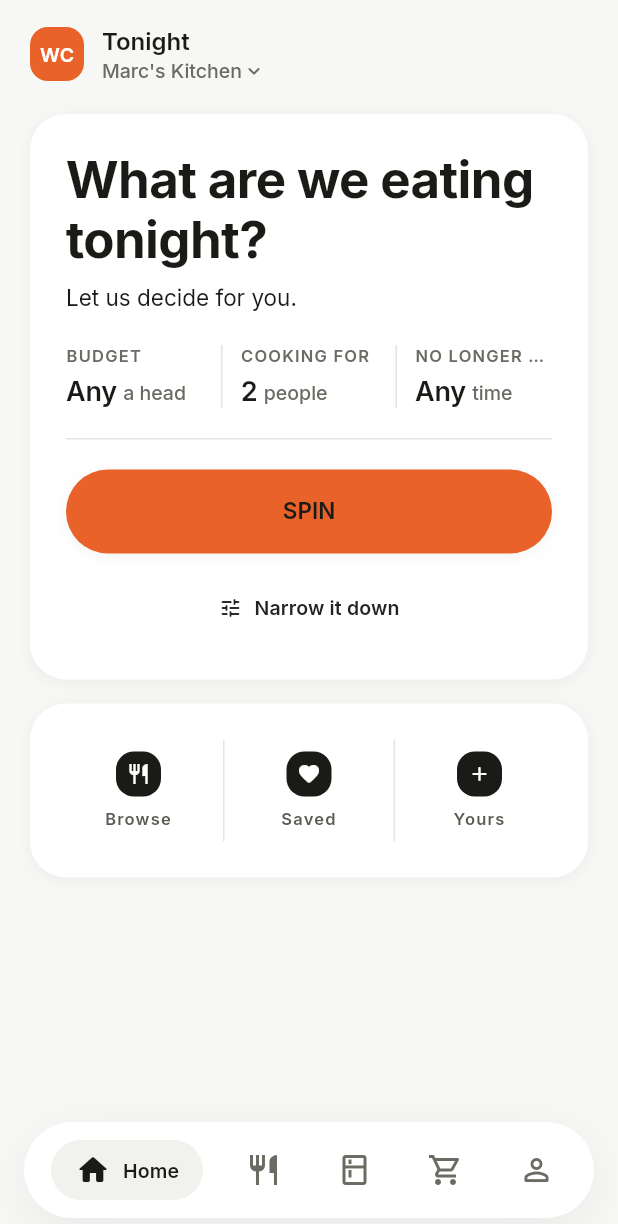
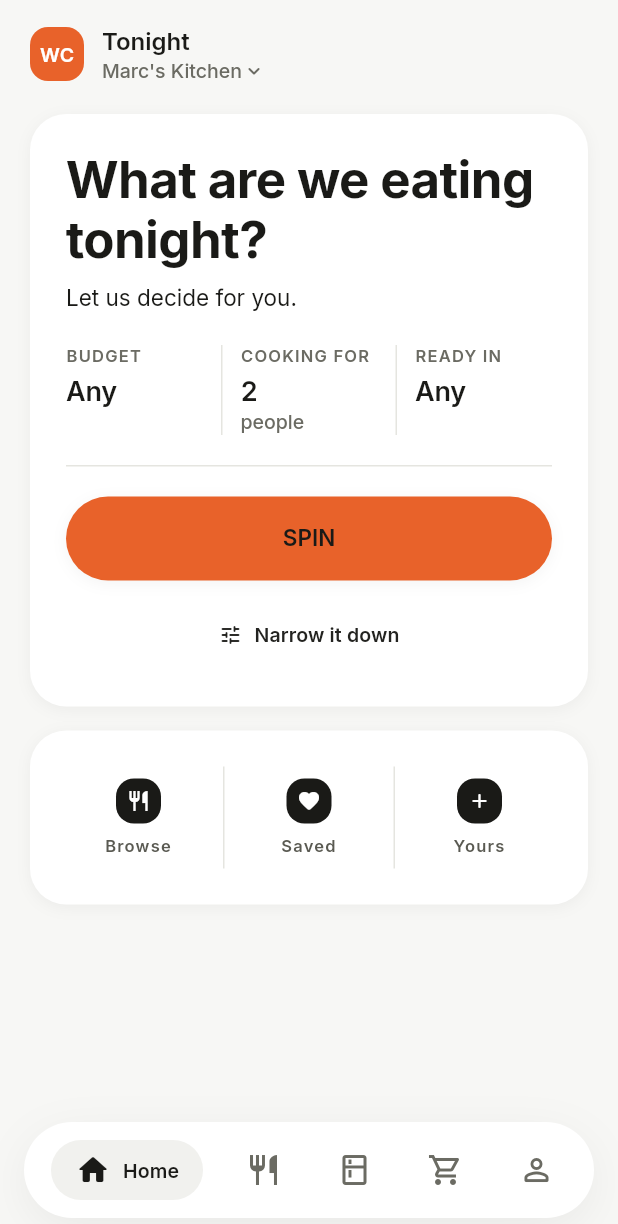
Before and after one commit to MarcEsteban04/whats_cooking_app, a Flutter app: the HomeScreen screen opened by its route, on a phone screen of 412 x 824 dp. Shown: the top 1224 px of the screen. Run offline on Flutter 3.47's test engine with Material 3 defaults, Android fonts, the phone set to English and light mode, and no system bars; our stand-ins replace cached_network_image, flutter_riverpod, flutter_secure_storage, go_router, google_fonts, riverpod_annotation and 2 more; accounts and stored records are empty; generated files the repository leaves out were written again.

Commit message:
fix(ui): the filter sheet hid its own SPIN button, and stat figures truncated
Three things from the screenshots, all of them layout rather than logic.

**The bottom navigation covered the sheet's SPIN button.** The filter sheet
was pushed on the Home branch's navigator, and the floating nav capsule is
drawn above that branch — so the primary action of a sheet whose entire
purpose is "change this, then spin" was sitting underneath a tab bar. Now on
the root navigator, which is what `parentNavigatorKey` is for and what every
other full-cover route in this app already does.

**"₱150 a head" came out as "₱1… a head".** `_StatColumn` put the unit
*beside* the figure, so the two shared a third of a phone-width panel and
the figure lost the argument — ellipsising the one part of a budget nobody
can infer. The unit now sits on the line below, which gives the figure the
whole column and matches `DashboardRow`, which has always done it that way.
Fixed for every stat trio in the app, not just Home's.

**"NO LONGER THAN" came out as "NO LONGER …".** Caps labels now wrap to two
lines rather than truncating — but the real fix was the label: it is "READY
IN" now, because a third of a panel is not the place for a three-word
heading. And the unit is dropped entirely when there is no limit to
qualify, since "Any a head" is not a thing anybody says.

Also: the dietary row's "Set them" now pops the sheet before navigating,
matching SPIN. On the root navigator, leaving without popping replaces the
sheet mid-transition instead of dismissing it.

Co-Authored-By: Claude Opus 5 (1M context) <noreply@anthropic.com>

```diff
--- a/lib/core/router/app_router.dart
+++ b/lib/core/router/app_router.dart
@@ -184,6 +184,12 @@ final StatefulShellRoute _shellRoute = StatefulShellRoute.indexedStack(
             GoRoute(
               path: _relative(AppRoute.rouletteFilters, AppRoute.home),
               name: AppRoute.rouletteFilters.routeName,
+              // On the **root** navigator despite being nested under `/home`.
+              // Pushed on the branch navigator, the sheet drew *under* the
+              // floating bottom navigation — which sits above the branch — and
+              // the nav capsule covered its SPIN button. A sheet that hides its
+              // own primary action is worse than no sheet.
+              parentNavigatorKey: rootNavigatorKey,
               pageBuilder: (BuildContext context, GoRouterState state) =>
                   const AppSheetPage<void>(child: SpinFiltersSheet()),
             ),
--- a/lib/core/widgets/dashboard/dashboard.dart
+++ b/lib/core/widgets/dashboard/dashboard.dart
@@ -285,31 +285,31 @@ class _StatColumn extends StatelessWidget {
         Text(
           data.label.toUpperCase(),
           style: text.overline,
-          maxLines: 1,
+          // Two lines, because a third of a phone-width panel is not enough for
+          // a two-word caps label and the alternative was "NO LONGER …".
+          maxLines: 2,
           overflow: TextOverflow.ellipsis,
         ),
         const SizedBox(height: AppSpacing.space1),
-        Row(
-          crossAxisAlignment: CrossAxisAlignment.baseline,
-          textBaseline: TextBaseline.alphabetic,
-          children: <Widget>[
-            Flexible(
-              child: Text(
+        // The unit sits **under** the figure, not beside it. Beside it, the two
+        // shared a third of the panel and the figure lost: "₱150 a head" came
+        // out as "₱1… a head", which is the one part of a budget nobody can
+        // guess. Stacked, the figure gets the whole column — and it matches
+        // `DashboardRow`, which has always put its unit on the line below.
+        Text(
           data.value,
           style: text.titleLarge.copyWith(
-                  fontFeatures: const <FontFeature>[
-                    FontFeature.tabularFigures(),
-                  ],
+            fontFeatures: const <FontFeature>[FontFeature.tabularFigures()],
           ),
           maxLines: 1,
           overflow: TextOverflow.ellipsis,
         ),
-            ),
-            if (data.unit case final String unit) ...<Widget>[
-              const SizedBox(width: 4),
-              Text(unit, style: text.metadata),
-            ],
-          ],
+        if (data.unit case final String unit)
+          Text(
+            unit,
+            style: text.metadata,
+            maxLines: 1,
+            overflow: TextOverflow.ellipsis,
           ),
         if (data.fraction case final double fraction) ...<Widget>[
           const SizedBox(height: AppSpacing.space2),
--- a/lib/features/home/presentation/screens/home_screen.dart
+++ b/lib/features/home/presentation/screens/home_screen.dart
@@ -130,7 +130,9 @@ class _SpinPanel extends StatelessWidget {
                 value: filters.maxCostPerServing == null
                     ? 'Any'
                     : AppFormat.peso(filters.maxCostPerServing!),
-                unit: 'a head',
+                // No unit when there is no figure to qualify: "Any a head" is
+                // not a thing anybody says.
+                unit: filters.maxCostPerServing == null ? null : 'a head',
                 color: colors.series1,
                 onTap: () => _openFilters(context),
               ),
@@ -142,11 +144,11 @@ class _SpinPanel extends StatelessWidget {
                 onTap: () => _openFilters(context),
               ),
               StatColumnData(
-                label: 'No longer than',
+                label: 'Ready in',
                 value: filters.maxCookingTimeMinutes == null
                     ? 'Any'
                     : '${filters.maxCookingTimeMinutes}',
-                unit: filters.maxCookingTimeMinutes == null ? 'time' : 'min',
+                unit: filters.maxCookingTimeMinutes == null ? null : 'min',
                 color: colors.primary,
                 onTap: () => _openFilters(context),
               ),
--- a/lib/features/roulette/presentation/screens/spin_filters_sheet.dart
+++ b/lib/features/roulette/presentation/screens/spin_filters_sheet.dart
@@ -309,8 +309,13 @@ class _Dietary extends StatelessWidget {
               child: AppButton.tertiary(
                 label: tags.isEmpty ? 'Set them' : 'Change in preferences',
                 size: AppButtonSize.small,
-                onPressed: () =>
-                    context.goNamed(AppRoute.preferences.routeName),
+                // Closes the sheet first, like SPIN does. The sheet lives on the
+                // root navigator now, so leaving it without popping would
+                // replace it mid-transition rather than dismissing it.
+                onPressed: () {
+                  context.pop();
+                  context.goNamed(AppRoute.preferences.routeName);
+                },
               ),
             ),
           ],
```
Lines whose indentation alone changed are shown as unchanged.
